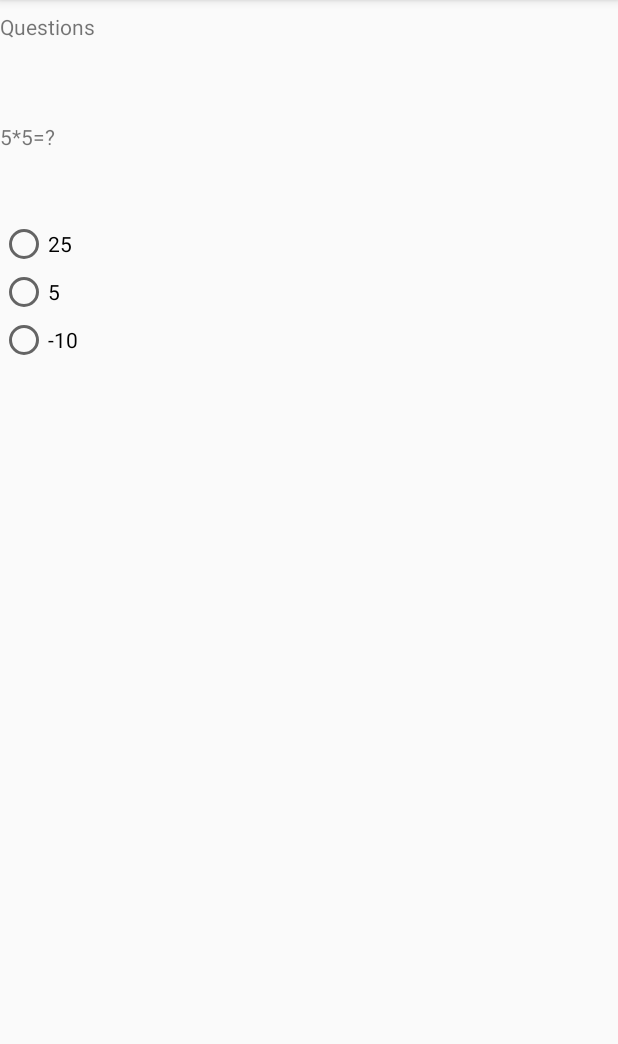
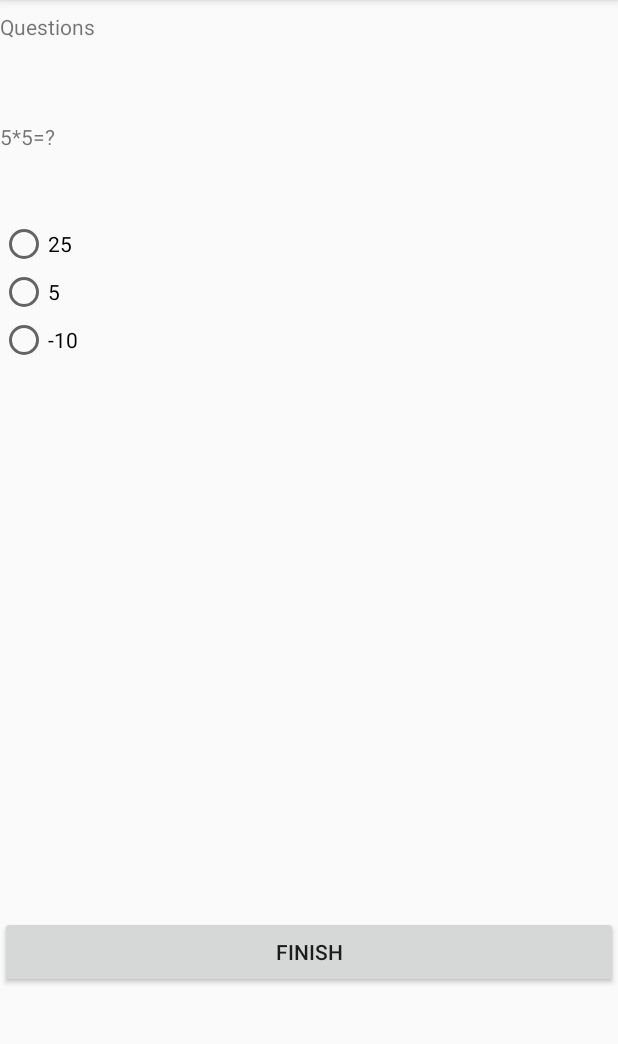
Before and after one commit to lucth98/LearningApp, an Android app: the QuestionFragment screen opened through its navigation route, on a phone screen of 412 x 824 dp, the part 84-1128 px from its top. Run offline under Robolectric (Android 15) with nearby library versions, the phone set to English and light mode, and no system bars; our stand-ins replace Timber, data binding.

Commit message:
+Quiz Seite Funktionell (momentan)

```diff
--- a/LearningApp/app/src/main/java/com/example/learningapp/QuestionFragment.kt
+++ b/LearningApp/app/src/main/java/com/example/learningapp/QuestionFragment.kt
@@ -7,6 +7,7 @@ import android.view.LayoutInflater
 import android.view.View
 import android.view.ViewGroup
 import android.widget.RadioButton
+import androidx.core.view.get
 import androidx.databinding.DataBindingUtil
 import com.example.learningapp.databinding.FragmentQuestionBinding
 import timber.log.Timber
@@ -23,6 +24,7 @@ private const val ARG_PARAM2 = "param2"
  */
 class QuestionFragment : Fragment() {
     private lateinit var binding: FragmentQuestionBinding
+    private lateinit var question: Question
 
     // TODO: Rename and change types of parameters
     private var param1: String? = null
@@ -42,17 +44,20 @@ class QuestionFragment : Fragment() {
     }
 
 
-    private fun addButtons(question: Question, context: Context) {
+    private fun addButtons(context: Context) {
         var radioButton: RadioButton
         Timber.i("abbButtons_Beginn")
         Timber.i(question.text)
 
         binding.textViewQuestionText.text = question.text
 
-        for (i in 0..question.answer.size-1) {
-             radioButton = RadioButton(context)
+        for (i in 0..question.answer.size - 1) {
+            radioButton = RadioButton(context)
             radioButton.text = question.answer[i].text
-            Timber.i("Antwort NR= "+i+" text= "+question.answer[i].text)
+
+            radioButton.id = i
+
+            Timber.i("Antwort NR= " + i + " text= " + question.answer[i].text)
 
             binding.RadioGroupQuestions.addView(radioButton)
 
@@ -60,24 +65,25 @@ class QuestionFragment : Fragment() {
         }
     }
 
-    override fun onCreateView(
-        inflater: LayoutInflater, container: ViewGroup?,
-        savedInstanceState: Bundle?
-    ): View? {
+    override fun onCreateView(inflater: LayoutInflater, container: ViewGroup?,savedInstanceState: Bundle?): View? {
         binding = DataBindingUtil.inflate(inflater, R.layout.fragment_question, container, false)
         Timber.i("onCreate_Beginn")
 
         try {
-
-
             var xmlReader = this.context?.let { ReadLearningXMl(it, "testlearning2.xml") }
             var subject: Subject = xmlReader!!.Read()
 
-           xmlReader.testSubject(subject)
+            xmlReader.testSubject(subject)
+            question = subject.lessons[0].questions[0]
 
-            this.context?.let { addButtons(subject.lessons[0].questions[0], it) }
-        }catch(e:Exception)
-        {
+            this.context?.let { addButtons(it) }
+
+
+            binding.buttonFinish.setOnClickListener {
+                finshButtonAction()
+            }
+
+        } catch (e: Exception) {
             Timber.i("Error")
             Timber.i(e)
 
@@ -85,6 +91,28 @@ class QuestionFragment : Fragment() {
         Timber.i("onCreate_Ende")
         // Inflate the layout for this fragment
         return binding.root //inflater.inflate(R.layout.fragment_question, container, false)
+    }
+    private  fun finshButtonAction()
+    {
+        binding.textViewResult.text=checkAnswer().toString()
+
+    }
+
+    private fun checkAnswer(): Boolean {
+        for (i in 0..question.answer.size - 1) {
+            for (atribut in question.answer[i].atributList) {
+                if (atribut.name.compareTo("isCorrect") == 0 && atribut.text.compareTo("true") == 0) {
+
+                    var button = binding.RadioGroupQuestions.get(i)
+                    if (button is RadioButton) {
+                        if (!button.isChecked) {
+                            return false
+                        }
+                    }
+                }
+            }
+        }
+        return true
     }
 
     companion object {
--- a/LearningApp/app/src/main/java/com/example/learningapp/ReadLearningXMl.kt
+++ b/LearningApp/app/src/main/java/com/example/learningapp/ReadLearningXMl.kt
@@ -49,7 +49,7 @@ class ReadLearningXMl(var context: Context, var path: String = "") {
 
         while (event != XmlPullParser.END_DOCUMENT) {
             var tag = parser.name
-            //when (event) {
+
 
             if (event == XmlPullParser.START_TAG) {
                 Timber.i(tag)
@@ -63,11 +63,6 @@ class ReadLearningXMl(var context: Context, var path: String = "") {
             }
 
             if (event == XmlPullParser.TEXT) {
-                /* if (tag == "text") {
-                     Timber.i("lesson text="+parser.text)
-                     lesson.text = parser.text
-                 }*/
-                //  Timber.i(parser.text)
 
                     Timber.i("lesson text=" + parser.text + " tag=" + tag)
                     lesson.text += parser.text.trim()
@@ -80,7 +75,7 @@ class ReadLearningXMl(var context: Context, var path: String = "") {
                     break
                 }
             }
-            // }
+
             event = parser.next()
         }
         return lesson
@@ -94,7 +89,7 @@ class ReadLearningXMl(var context: Context, var path: String = "") {
 
         while (event != XmlPullParser.END_DOCUMENT) {
             var tag = parser.name
-            //when (event) {
+
 
             if (event == XmlPullParser.START_TAG) {
                 Timber.i(tag)
@@ -108,11 +103,7 @@ class ReadLearningXMl(var context: Context, var path: String = "") {
             }
 
             if (event == XmlPullParser.TEXT) {
-                /*if (tag == "text") {
-                    Timber.i("qestion text="+parser.text)
-                    question.text = parser.text
-                }*/
-                // Timber.i(parser.text)
+
 
                     Timber.i("qestion text=" + parser.text + " tag=" + tag)
                     question.text += parser.text.trim()
@@ -125,7 +116,7 @@ class ReadLearningXMl(var context: Context, var path: String = "") {
                     break
                 }
             }
-            // }
+
             event = parser.next()
         }
         return question
@@ -139,11 +130,11 @@ class ReadLearningXMl(var context: Context, var path: String = "") {
 
         while (event != XmlPullParser.END_DOCUMENT) {
             var tag = parser.name
-            //when (event) {
+
             for (i in 0..parser.attributeCount - 1 step 1) {
                 var atribut: Atribut = Atribut()
-                atribut.name = parser.getAttributeName(i)
-                atribut.text = parser.getAttributeValue(i)
+                atribut.name = parser.getAttributeName(i).trim()
+                atribut.text = parser.getAttributeValue(i).trim()
 
                 answer.atributList.add(atribut)
             }
@@ -154,11 +145,6 @@ class ReadLearningXMl(var context: Context, var path: String = "") {
             }
 
             if (event == XmlPullParser.TEXT) {
-                /*if (tag == "text") {
-                    answer.text = parser.text
-                    Timber.i("lesson text="+parser.text)
-                }*/
-                // Timber.i(parser.text)
 
                     answer.text = parser.text.trim()
                     Timber.i("lesson text=" + parser.text + " tag=" + tag)
@@ -172,7 +158,7 @@ class ReadLearningXMl(var context: Context, var path: String = "") {
                 }
 
             }
-            // }
+
             event = parser.next()
         }
         return answer
@@ -186,9 +172,6 @@ class ReadLearningXMl(var context: Context, var path: String = "") {
 
         var value = Subject()
 
-        // var presentElement: LearningElement = Subject()
-        //var previusElement: LearningElement = Subject()
-
         myparser.setFeature(XmlPullParser.FEATURE_PROCESS_NAMESPACES, false)
         myparser.setInput(this.genStream(), null)
         var event = myparser.eventType
@@ -200,27 +183,12 @@ class ReadLearningXMl(var context: Context, var path: String = "") {
             when (event) {
 
                 XmlPullParser.START_TAG -> {
-                    //Timber.i(tag)
+
 
                     when (tag) {
-                        "text" -> {
-
-                        }
-                        "subject" -> {
-
-                        }
-
-                        "question" -> {
-
-                        }
 
                         "lesson" -> {
                             value.lessons.add(genLesson(myparser))
-
-                        }
-
-                        "answer" -> {
-
                         }
 
                     }
@@ -228,11 +196,9 @@ class ReadLearningXMl(var context: Context, var path: String = "") {
 
                 XmlPullParser.TEXT -> {
                     text = myparser.text
-                    //    Timber.i(myparser.text)
                 }
 
                 XmlPullParser.END_TAG -> {
-                    //   Timber.i(tag)
 
                 }
             }
--- a/LearningApp/app/src/main/res/layout/fragment_question.xml
+++ b/LearningApp/app/src/main/res/layout/fragment_question.xml
@@ -47,11 +47,22 @@
                     <RadioGroup
                         android:id="@+id/RadioGroupQuestions"
                         android:layout_width="160dp"
-                        android:layout_height="347dp"
+                        android:layout_height="464dp"
                         android:layout_marginEnd="8dp"
                         android:layout_marginRight="411dp"
                         android:visibility="visible"
                         tools:visibility="visible" />
+
+                    <Button
+                        android:id="@+id/button_finish"
+                        android:layout_width="match_parent"
+                        android:layout_height="wrap_content"
+                        android:text="@string/Text_finish_Button" />
+
+                    <TextView
+                        android:id="@+id/textViewResult"
+                        android:layout_width="match_parent"
+                        android:layout_height="wrap_content" />
                 </LinearLayout>
             </ScrollView>
 
--- a/LearningApp/app/src/main/res/values/strings.xml
+++ b/LearningApp/app/src/main/res/values/strings.xml
@@ -7,4 +7,5 @@
     <!-- TODO: Remove or change this placeholder text -->
     <string name="hello_blank_fragment">Hello blank fragment</string>
     <string name="String_questions">Questions</string>
+    <string name="Text_finish_Button">Finish</string>
 </resources>
```
